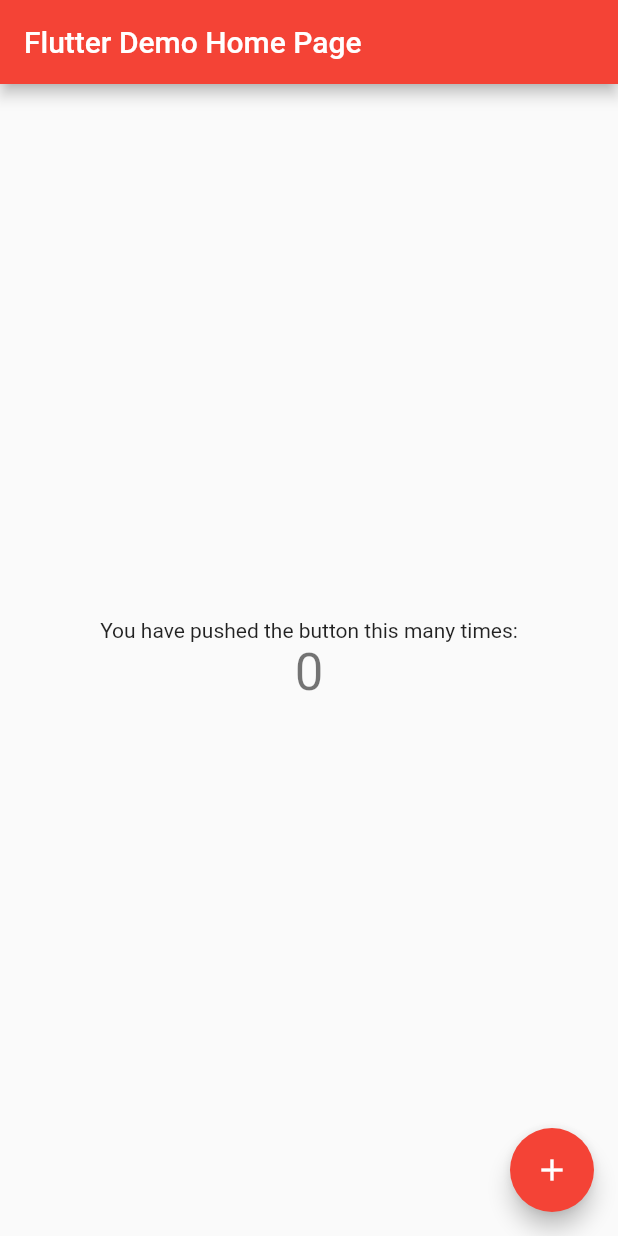
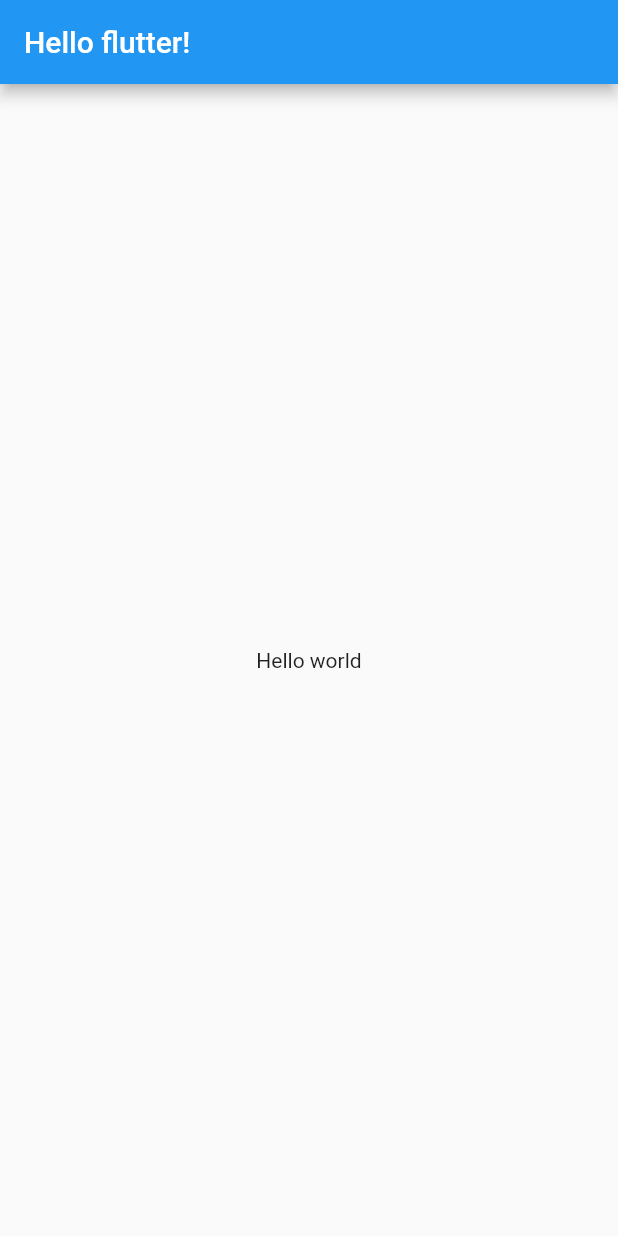
Before and after one commit to nohsangwoo/dribble-Finnancial-Mobile-clone, a Flutter app: the screen it shows after launch, on a phone screen of 412 x 824 dp. Run offline on Flutter 3.47's test engine with Material 2 defaults, Android fonts, the phone set to English and light mode, and no system bars.

Commit message:
make first widget

```diff
--- a/lib/main.dart
+++ b/lib/main.dart
@@ -1,115 +1,31 @@
+import 'package:flutter/cupertino.dart';
 import 'package:flutter/material.dart';
 
 void main() {
-  runApp(const MyApp());
+  //
+  runApp(App());
 }
 
-class MyApp extends StatelessWidget {
-  const MyApp({super.key});
-
-  // This widget is the root of your application.
+// widget이되기위해선 flutter sdk에서 제공하는 3개의 core widget중에 하나를 extend해야한다.
+// StatelessWidget를 상속받으면 build라는 메소드를 구현해야한다.
+// build메소드는 무엇을 return하는가에 따라 화면에 어떤 widget이 보여질지 결정된다.
+class App extends StatelessWidget {
+  // build 메소드는 Widget을 return해야한다.
+  // Widget의 종류에는 material(google style), cupertino(ios style), widgets 등이 있다.
+  // MaterialApp은 material style의 widget이다.
+  // flutter는 goolge이 만들었기 때문에 material style이 더 보기 좋다.
   @override
   Widget build(BuildContext context) {
+    // 각각의 화면은 scaffold를 가져야 한다.(일종의 구조라고 생각하면 된다.)
     return MaterialApp(
-      title: 'Flutter Demo',
-      theme: ThemeData(
-        // This is the theme of your application.
-        //
-        // Try running your application with "flutter run". You'll see the
-        // application has a blue toolbar. Then, without quitting the app, try
-        // changing the primarySwatch below to Colors.green and then invoke
-        // "hot reload" (press "r" in the console where you ran "flutter run",
-        // or simply save your changes to "hot reload" in a Flutter IDE).
-        // Notice that the counter didn't reset back to zero; the application
-        // is not restarted.
-        primarySwatch: Colors.red,
+      home: Scaffold(
+        appBar: AppBar(
+          title: Text("Hello flutter!"),
+        ),
+        body: Center(
+          child: Text("Hello world"),
+        ),
       ),
-      home: const MyHomePage(title: 'Flutter Demo Home Page'),
     );
   }
 }
-
-class MyHomePage extends StatefulWidget {
-  const MyHomePage({super.key, required this.title});
-
-  // This widget is the home page of your application. It is stateful, meaning
-  // that it has a State object (defined below) that contains fields that affect
-  // how it looks.
-
-  // This class is the configuration for the state. It holds the values (in this
-  // case the title) provided by the parent (in this case the App widget) and
-  // used by the build method of the State. Fields in a Widget subclass are
-  // always marked "final".
-
-  final String title;
-
-  @override
-  State<MyHomePage> createState() => _MyHomePageState();
-}
-
-class _MyHomePageState extends State<MyHomePage> {
-  int _counter = 0;
-
-  void _incrementCounter() {
-    setState(() {
-      // This call to setState tells the Flutter framework that something has
-      // changed in this State, which causes it to rerun the build method below
-      // so that the display can reflect the updated values. If we changed
-      // _counter without calling setState(), then the build method would not be
-      // called again, and so nothing would appear to happen.
-      _counter++;
-    });
-  }
-
-  @override
-  Widget build(BuildContext context) {
-    // This method is rerun every time setState is called, for instance as done
-    // by the _incrementCounter method above.
-    //
-    // The Flutter framework has been optimized to make rerunning build methods
-    // fast, so that you can just rebuild anything that needs updating rather
-    // than having to individually change instances of widgets.
-    return Scaffold(
-      appBar: AppBar(
-        // Here we take the value from the MyHomePage object that was created by
-        // the App.build method, and use it to set our appbar title.
-        title: Text(widget.title),
-      ),
-      body: Center(
-        // Center is a layout widget. It takes a single child and positions it
-        // in the middle of the parent.
-        child: Column(
-          // Column is also a layout widget. It takes a list of children and
-          // arranges them vertically. By default, it sizes itself to fit its
-          // children horizontally, and tries to be as tall as its parent.
-          //
-          // Invoke "debug painting" (press "p" in the console, choose the
-          // "Toggle Debug Paint" action from the Flutter Inspector in Android
-          // Studio, or the "Toggle Debug Paint" command in Visual Studio Code)
-          // to see the wireframe for each widget.
-          //
-          // Column has various properties to control how it sizes itself and
-          // how it positions its children. Here we use mainAxisAlignment to
-          // center the children vertically; the main axis here is the vertical
-          // axis because Columns are vertical (the cross axis would be
-          // horizontal).
-          mainAxisAlignment: MainAxisAlignment.center,
-          children: <Widget>[
-            const Text(
-              'You have pushed the button this many times:',
-            ),
-            Text(
-              '$_counter',
-              style: Theme.of(context).textTheme.headlineMedium,
-            ),
-          ],
-        ),
-      ),
-      floatingActionButton: FloatingActionButton(
-        onPressed: _incrementCounter,
-        tooltip: 'Increment',
-        child: const Icon(Icons.add),
-      ), // This trailing comma makes auto-formatting nicer for build methods.
-    );
-  }
-}
```
Also changed, not shown: 1 other file.
